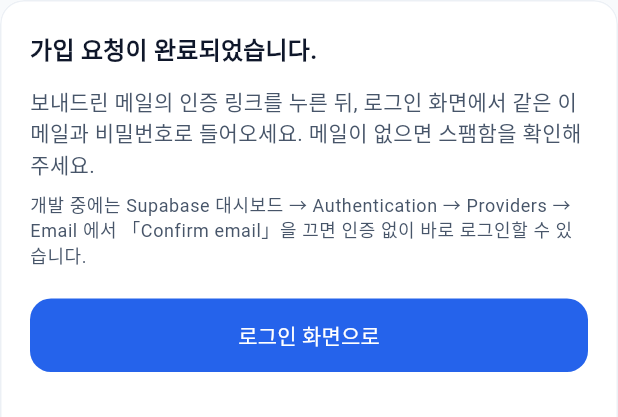
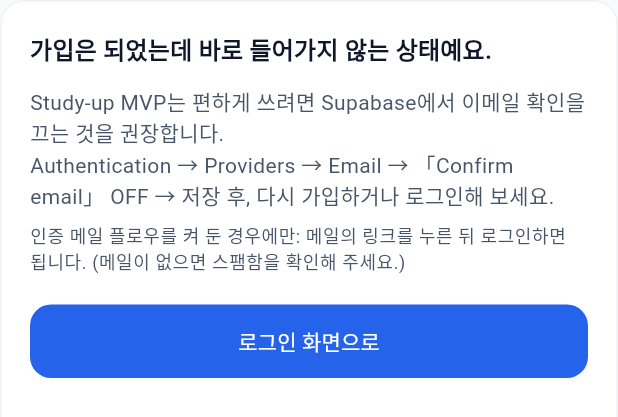
Before and after one commit to priming2025-cmyk/study, a Flutter app: the SignUpEmailPendingCard widget shown alone on an empty page, opened directly, on a phone screen of 412 x 824 dp. Shown: the top 417 px of the screen. Run offline on Flutter 3.47's test engine with Material 3 defaults, Android fonts, the phone set to English and light mode, and no system bars; our stand-ins replace camera, drift, drift_flutter, flutter_dotenv, flutter_riverpod, go_router and 1 more; missing offline and left inert: flutter_webrtc, google_mlkit_face_detection; accounts and stored records are empty; generated files the repository leaves out were written again.

Commit message:
이메일회원가입

```diff
--- /dev/null
+++ b/apps/mobile/lib/src/features/auth/auth_feature_flags.dart
@@ -0,0 +1,6 @@
+/// 인증 UI·기능 토글 (소셜은 Supabase Providers 설정 후 켜기).
+abstract final class AuthFeatureFlags {
+  /// `false`: 로그인·회원가입은 이메일+비밀번호만 표시 (Supabase 이메일 테스트용).
+  /// 카카오/네이버/구글을 켤 때 `true`로 바꾸고 대시보드에 Client ID/Secret을 넣습니다.
+  static const bool socialLoginUiEnabled = false;
+}
--- /dev/null
+++ b/apps/mobile/lib/src/features/auth/infra/auth_login_error_message.dart
@@ -0,0 +1,22 @@
+import 'package:supabase_flutter/supabase_flutter.dart';
+
+/// 로그인 실패 시 서버 메시지(영문)·코드를 사용자 안내로 풉니다.
+abstract final class AuthLoginErrorMessage {
+  static String forSignIn(AuthException e) {
+    final code = (e.code ?? '').toLowerCase();
+    if (code == 'email_not_confirmed') {
+      return '이메일 확인이 필요한 상태입니다.\n'
+          '편하게 쓰려면 Supabase → Authentication → Providers → Email 에서 「Confirm email」을 끄세요.\n'
+          '켜 두었다면 가입 메일의 인증 링크를 누른 뒤 다시 로그인하세요.';
+    }
+    final lower = e.message.toLowerCase();
+    if (lower.contains('invalid login credentials') ||
+        lower.contains('invalid credentials')) {
+      return '로그인 정보가 다르거나, 이메일 확인이 필요한 설정일 때 같은 메시지가 날 수 있어요.\n'
+          '• 이메일·비밀번호 오타 확인\n'
+          '• MVP 편의: Authentication → Providers → Email → 「Confirm email」 OFF\n'
+          '• 인증 켠 경우: 메일 인증 후 다시 로그인';
+    }
+    return e.message;
+  }
+}
--- a/apps/mobile/lib/src/features/auth/presentation/widgets/sign_up_email_pending_card.dart
+++ b/apps/mobile/lib/src/features/auth/presentation/widgets/sign_up_email_pending_card.dart
@@ -1,6 +1,6 @@
 import 'package:flutter/material.dart';
 
-/// 이메일 인증 대기 안내 (회원가입 직후, 세션이 없을 때).
+/// `signUp` 직후 세션이 없을 때(MVP에서는 주로 「Confirm email」이 켜져 있을 때).
 class SignUpEmailPendingCard extends StatelessWidget {
   const SignUpEmailPendingCard({
     super.key,
@@ -18,23 +18,24 @@ class SignUpEmailPendingCard extends StatelessWidget {
           crossAxisAlignment: CrossAxisAlignment.stretch,
           children: [
             Text(
-              '가입 요청이 완료되었습니다.',
+              '가입은 되었는데 바로 들어가지 않는 상태예요.',
               style: Theme.of(context).textTheme.titleMedium?.copyWith(
                     fontWeight: FontWeight.w600,
                   ),
             ),
             const SizedBox(height: 12),
             Text(
-              '보내드린 메일의 인증 링크를 누른 뒤, 로그인 화면에서 같은 이메일과 비밀번호로 들어오세요. '
-              '메일이 없으면 스팸함을 확인해 주세요.',
+              'Study-up MVP는 편하게 쓰려면 Supabase에서 이메일 확인을 끄는 것을 권장합니다.\n'
+              'Authentication → Providers → Email → 「Confirm email」 OFF → 저장 후, '
+              '다시 가입하거나 로그인해 보세요.',
               style: Theme.of(context).textTheme.bodyMedium?.copyWith(
                     color: Theme.of(context).colorScheme.onSurfaceVariant,
                   ),
             ),
             const SizedBox(height: 8),
             Text(
-              '개발 중에는 Supabase 대시보드 → Authentication → Providers → Email 에서 '
-              '「Confirm email」을 끄면 인증 없이 바로 로그인할 수 있습니다.',
+              '인증 메일 플로우를 켜 둔 경우에만: 메일의 링크를 누른 뒤 로그인하면 됩니다. '
+              '(메일이 없으면 스팸함을 확인해 주세요.)',
               style: Theme.of(context).textTheme.bodySmall?.copyWith(
                     color: Theme.of(context).colorScheme.onSurfaceVariant,
                   ),
```
Also changed, not shown: apps/mobile/lib/src/features/auth/presentation/login_screen.dart (+21 -13 lines), apps/mobile/lib/src/features/auth/presentation/sign_up_screen.dart (+18 -11 lines), 2 other files.
